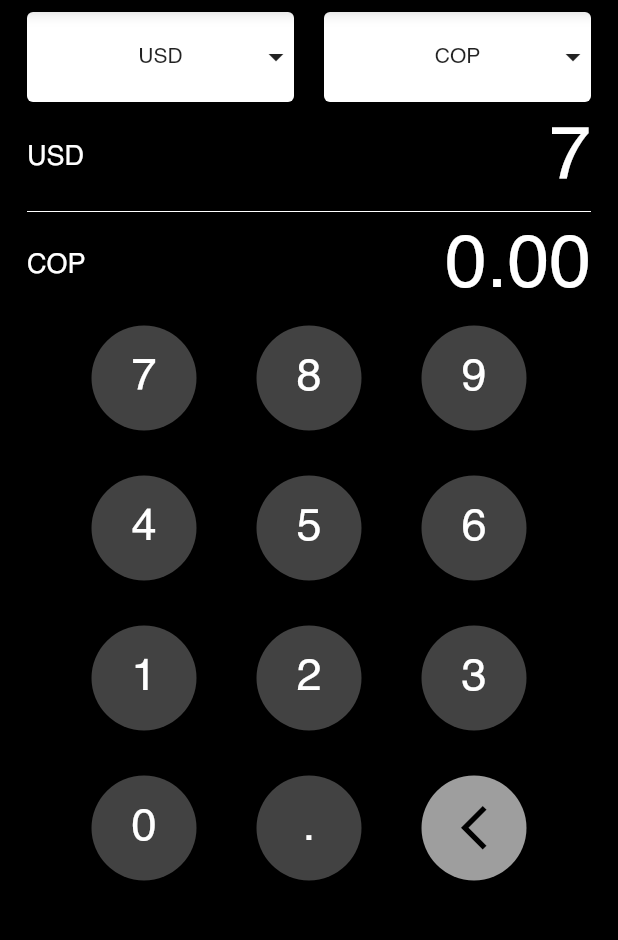
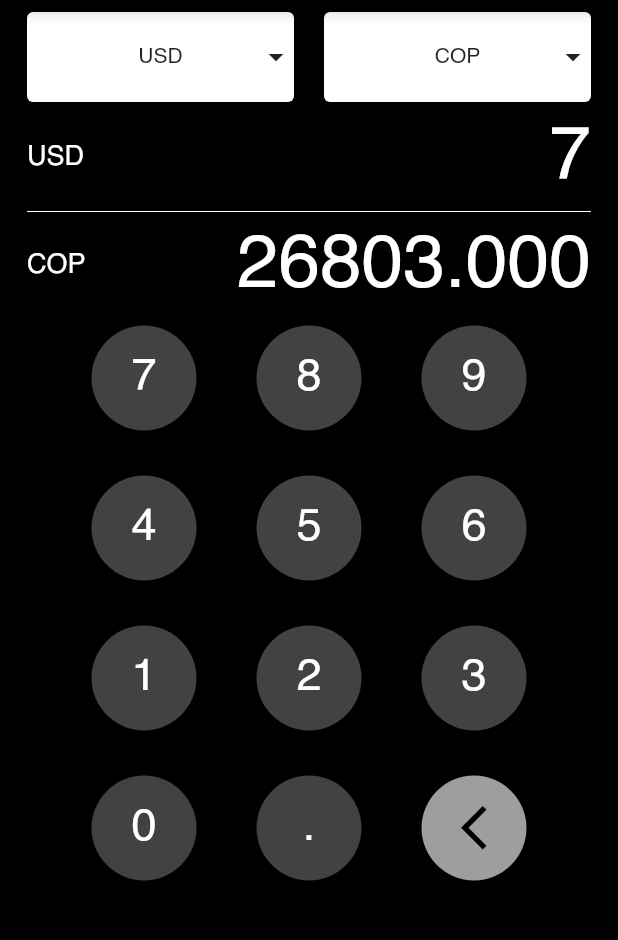
Before and after one commit to RicardoRB09/Flutter-Sprint-1-, a Flutter app: the screen it shows after launch, after a tap on an icon or button, on a phone screen of 412 x 824 dp, the part 84-1024 px from its top. Run offline on Flutter 3.47's test engine with Material 2 defaults, Android fonts, the phone set to English and light mode, and no system bars; our stand-ins replace string_validator; missing offline and left inert: direct_select.

```diff
--- a/lib/ui/pages/converter_page.dart
+++ b/lib/ui/pages/converter_page.dart
@@ -1,5 +1,6 @@
 import 'package:direct_select/direct_select.dart';
 import 'package:flutter/material.dart';
+import 'package:string_validator/string_validator.dart';
 import '../../utils/constants.dart';
 import '../widgets/selection_item.dart';
 
@@ -18,7 +19,9 @@ class _ConverterPageState extends State<ConverterPage> {
   int currency2 = 0;
   String text = '';
   String upperText = '';
+  String lowerText = '';
   String res = '';
+  String convertionStr = '';
 
   // función para construir el selector de monedas
   List<Widget> _buildItems() {
@@ -31,15 +34,30 @@ class _ConverterPageState extends State<ConverterPage> {
 
   //Function to show pressed btn value
   void btnPressed(String btnVal) {
-    print(btnVal);
-    if (btnVal == '<') {
+    if (btnVal != '<') {
+      res = upperText + btnVal;
+    } else if (upperText.isNotEmpty) {
       res = upperText.substring(0, upperText.length - 1);
-    } else {
-      res = int.parse(upperText + btnVal).toString();
+    }
+
+    if (RegExp(r'^[.][0-9]+?$').hasMatch(res)) {
+      res = '0$res';
+    } else if (RegExp(r'^0+([0-9]{1}?)').hasMatch(res)) {
+      res = res.substring(1);
+    } else if (res.split('.').length > 2) {
+      res = upperText;
+    }
+
+    convertionStr = '';
+
+    if (RegExp(r'^[0-9]+([.][0-9]+)?$').hasMatch(res)) {
+      double valueConverted = (double.parse(res) * rates[currency1][currency2]);
+      convertionStr = valueConverted.toStringAsFixed(3);
     }
 
     setState(() {
       upperText = res;
+      lowerText = convertionStr;
     });
   }
 
@@ -96,22 +114,31 @@ class _ConverterPageState extends State<ConverterPage> {
               ],
             ),
             Padding(
-              padding:
-                  const EdgeInsets.symmetric(vertical: 12.0, horizontal: 10),
+              padding: const EdgeInsets.symmetric(
+                vertical: 12.0,
+                horizontal: 10,
+              ),
               child: Column(
                 children: [
                   Row(
                     mainAxisAlignment: MainAxisAlignment.spaceBetween,
                     children: [
                       Column(
-                        children: const [
-                          _InfoText(text: 'USD', color: Colors.white, font: 18),
+                        children: [
+                          _InfoText(
+                            text: currencies[currency1],
+                            color: Colors.white,
+                            font: 18,
+                          ),
                         ],
                       ),
                       Column(
                         children: [
                           _InfoText(
-                              text: upperText, color: Colors.white, font: 50),
+                            text: upperText,
+                            color: Colors.white,
+                            font: 50,
+                          ),
                         ],
                       ),
                     ],
@@ -124,14 +151,21 @@ class _ConverterPageState extends State<ConverterPage> {
                     mainAxisAlignment: MainAxisAlignment.spaceBetween,
                     children: [
                       Column(
-                        children: const [
-                          _InfoText(text: 'COP', color: Colors.white, font: 18),
+                        children: [
+                          _InfoText(
+                            text: currencies[currency2],
+                            color: Colors.white,
+                            font: 18,
+                          ),
                         ],
                       ),
                       Column(
-                        children: const [
+                        children: [
                           _InfoText(
-                              text: '0.00', color: Colors.white, font: 50),
+                            text: lowerText,
+                            color: Colors.white,
+                            font: 50,
+                          ),
                         ],
                       ),
                     ],
--- a/pubspec.yaml
+++ b/pubspec.yaml
@@ -32,6 +32,7 @@ dependencies:
   direct_select_flutter: ^1.1.1
   direct_select: ^2.0.0
   numeric_keyboard: ^1.1.0
+  string_validator: ^0.3.0
 
   # The following adds the Cupertino Icons font to your application.
   # Use with the CupertinoIcons class for iOS style icons.
```
Also changed, not shown: pubspec.lock.
